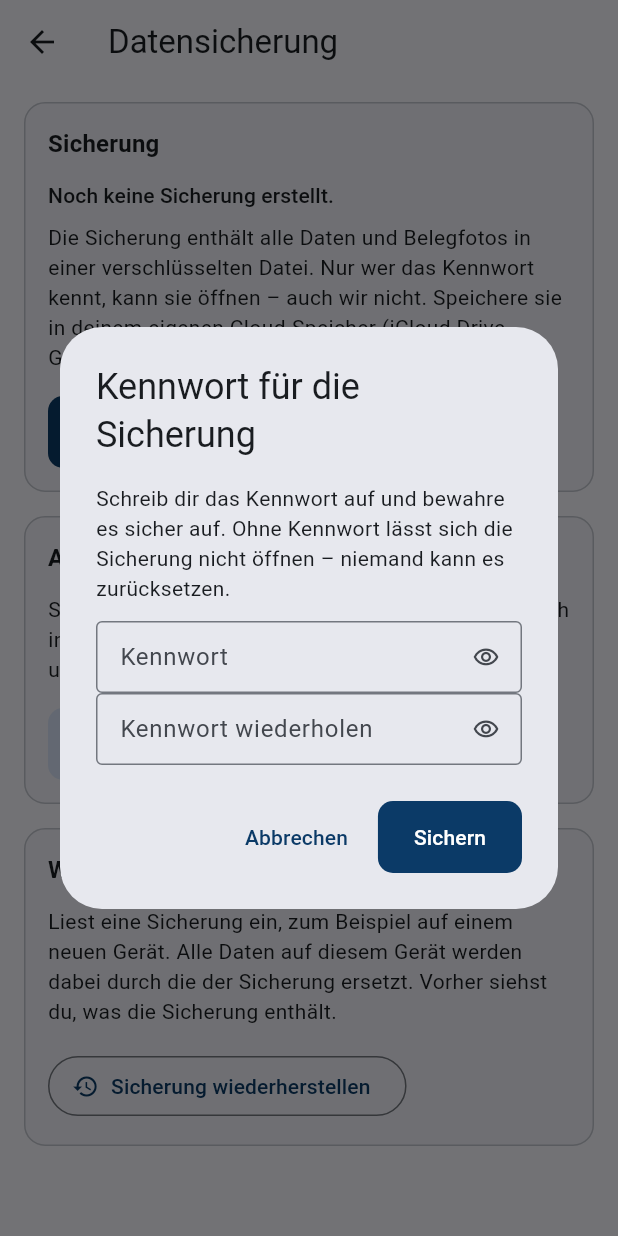
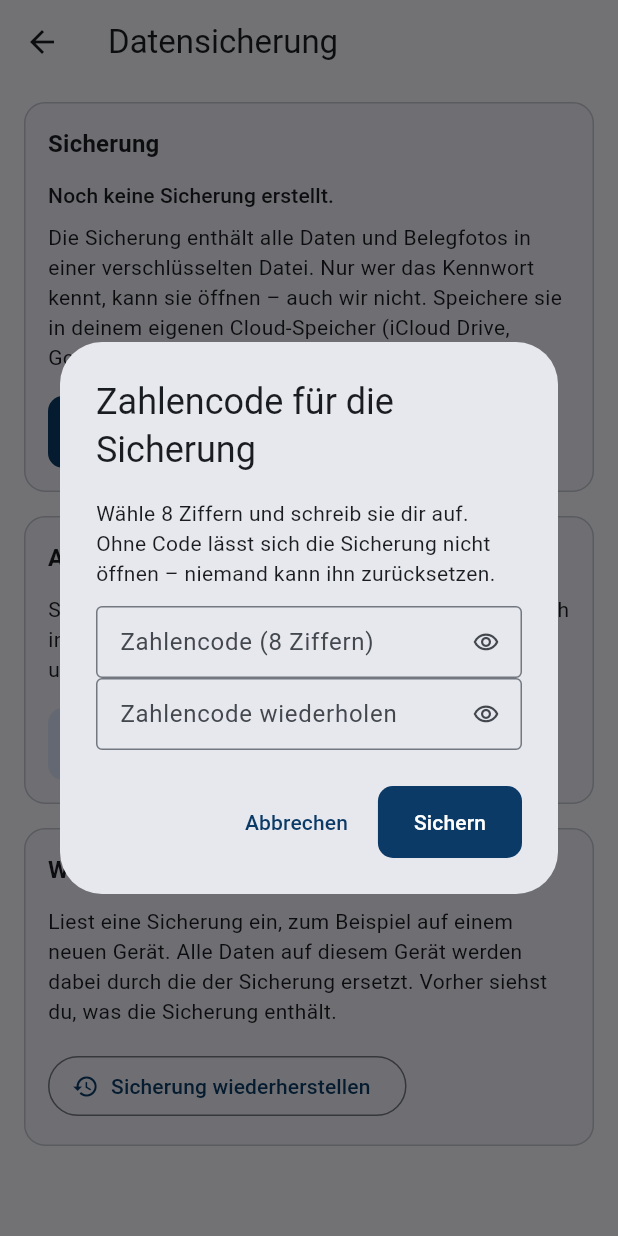
Before and after one commit to juergenjesenko-gif/Buchhaltung-, a Flutter app: the BackupScreen screen opened directly, after a tap on "Sicherung erstellen", on a phone screen of 412 x 824 dp. Run offline on Flutter 3.47's test engine with Material 3 defaults, Android fonts, the phone set to English and light mode, and no system bars; our stand-ins replace flutter_local_notifications, flutter_secure_storage, image_picker, in_app_purchase, local_auth, pdf and 3 more; missing offline and left inert: cryptography, in_app_purchase_android, in_app_purchase_storekit, qr, workmanager; accounts and stored records are empty; statements that could not run were skipped.

Commit message:
Sicherung: Zahlencode statt Kennwort, kein Abtippen; Testbuilds ohne Abo
Co-Authored-By: Claude Opus 5.5 <noreply@anthropic.com>
Claude-Session: https://claude.ai/code/session_016sfhTuSB7LJAoqeRige712

```diff
--- a/lib/features/backup/backup_screen.dart
+++ b/lib/features/backup/backup_screen.dart
@@ -244,31 +244,35 @@ class _NewPassphraseDialogState extends State<_NewPassphraseDialog> {
   @override
   Widget build(BuildContext context) {
     return AlertDialog(
-      title: const Text('Kennwort für die Sicherung'),
+      title: const Text('Zahlencode für die Sicherung'),
       content: Form(
         key: _form,
         child: Column(
           mainAxisSize: MainAxisSize.min,
           children: [
             const Text(
-              'Schreib dir das Kennwort auf und bewahre es sicher auf. '
-              'Ohne Kennwort lässt sich die Sicherung nicht öffnen – '
-              'niemand kann es zurücksetzen.',
+              'Wähle 8 Ziffern und schreib sie dir auf. Ohne Code lässt '
+              'sich die Sicherung nicht öffnen – niemand kann ihn '
+              'zurücksetzen.',
             ),
             const SizedBox(height: 12),
             PasswordField(
               controller: _first,
-              label: 'Kennwort',
+              label: 'Zahlencode (${BackupCrypto.codeLength} Ziffern)',
+              digitsOnly: true,
               validator: (value) =>
-                  (value ?? '').length < BackupCrypto.minPassphraseLength
-                  ? 'Mindestens ${BackupCrypto.minPassphraseLength} Zeichen'
-                  : null,
+                  RegExp(
+                    '^[0-9]{${BackupCrypto.codeLength}}\$',
+                  ).hasMatch(value ?? '')
+                  ? null
+                  : 'Genau ${BackupCrypto.codeLength} Ziffern',
             ),
             PasswordField(
               controller: _second,
-              label: 'Kennwort wiederholen',
+              label: 'Zahlencode wiederholen',
+              digitsOnly: true,
               validator: (value) => value != _first.text
-                  ? 'Die Kennwörter stimmen nicht überein'
+                  ? 'Die Codes stimmen nicht überein'
                   : null,
             ),
           ],
@@ -311,11 +315,11 @@ class _PassphraseDialogState extends State<_PassphraseDialog> {
   @override
   Widget build(BuildContext context) {
     return AlertDialog(
-      title: const Text('Kennwort der Sicherung'),
+      title: const Text('Code der Sicherung'),
       content: PasswordField(
         controller: _controller,
         autofocus: true,
-        label: 'Kennwort oder Wiederherstellungscode',
+        label: 'Zahlencode, Kennwort oder Wiederherstellungscode',
         helperText: 'Automatische Sicherungen öffnest du mit dem Code',
       ),
       actions: [
--- a/lib/services/backup/backup_crypto.dart
+++ b/lib/services/backup/backup_crypto.dart
@@ -46,8 +46,11 @@ class BackupCrypto {
   static const _keyMode = 1;
   static const _headerLength = 4 + 1 + 4 + 4 + 1 + 16 + 12;
 
-  /// Mindestlänge des Kennworts.
-  static const minPassphraseLength = 10;
+  /// Länge des Zahlencodes für die Sicherung von Hand (Entscheidung
+  /// Auftraggeber 2026-10-20: 8 Ziffern statt Kennwort, vorerst ohne
+  /// Geräteschlüssel; offline durchprobierbar, P-D58). Ältere Sicherungen mit
+  /// Kennwort bleiben lesbar.
+  static const codeLength = 8;
 
   Future<Uint8List> encrypt(List<int> plain, String passphrase) async {
     final random = Random.secure();
```
Also changed, not shown: lib/features/backup/recovery_code_setup_screen.dart (+4 -61 lines), 5 other files.
